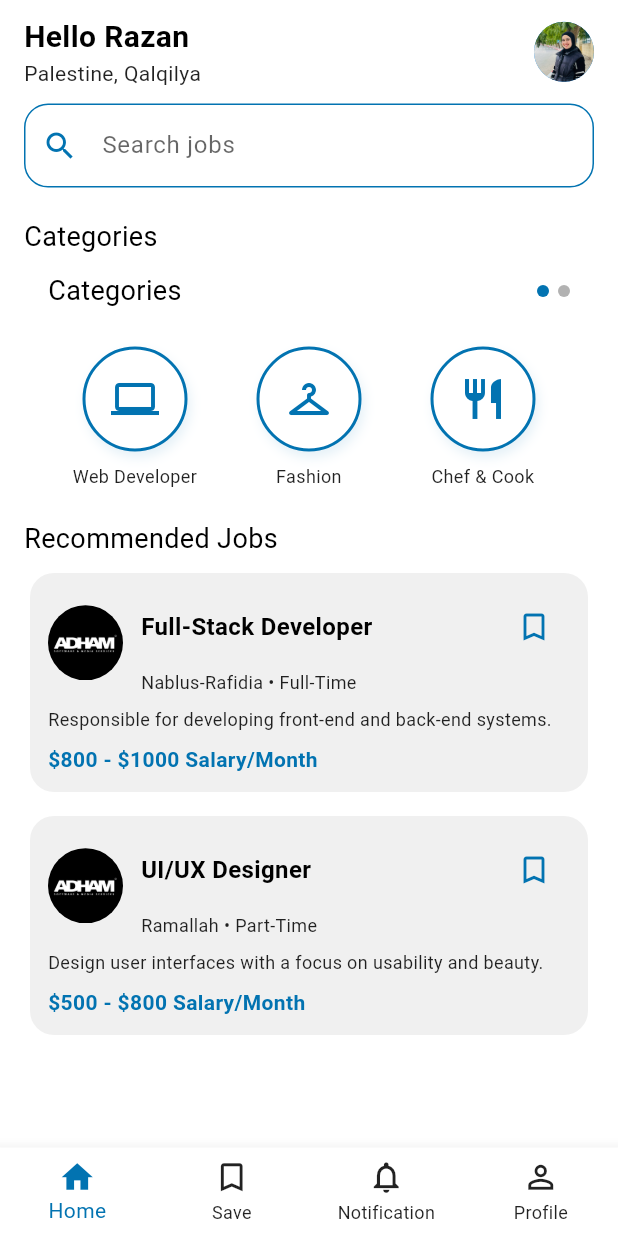
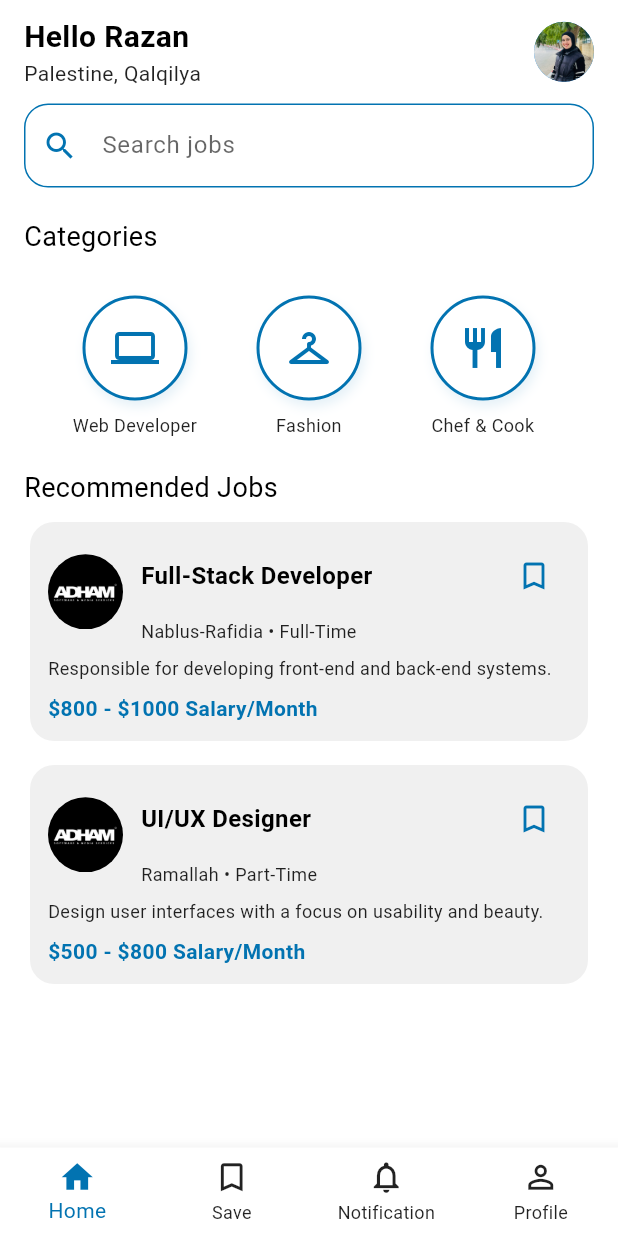
Before and after one commit to HidayaAwwad4/ojps_flutter, a Flutter app: the screen it shows after launch, on a phone screen of 412 x 824 dp. Run offline on Flutter 3.47's test engine with Material 3 defaults, Android fonts, the phone set to English and light mode, and no system bars.

Commit message:
Refactor Categories widget UI for improved layout

```diff
--- a/ojps_flutter/lib/widgets/categories_widget.dart
+++ b/ojps_flutter/lib/widgets/categories_widget.dart
@@ -29,47 +29,6 @@ class _CategoriesWidgetState extends State<CategoriesWidget> {
     return Column(
       crossAxisAlignment: CrossAxisAlignment.start,
       children: [
-        Padding(
-          padding: const EdgeInsets.symmetric(horizontal: 16.0),
-          child: Column(
-            crossAxisAlignment: CrossAxisAlignment.start,
-            children: [
-              Row(
-                mainAxisAlignment: MainAxisAlignment.spaceBetween,
-                children: [
-                  Text(
-                    'Categories',
-                    style: TextStyle(fontSize: 18, color: primaryTextColor),
-                  ),
-                  Row(
-                    children: List.generate(
-                      totalPages,
-                          (index) => GestureDetector(
-                        onTap: () {
-                          setState(() {
-                            currentPage = index;
-                          });
-                        },
-                        child: Container(
-                          width: 8,
-                          height: 8,
-                          margin: const EdgeInsets.only(left: 6),
-                          decoration: BoxDecoration(
-                            shape: BoxShape.circle,
-                            color: currentPage == index
-                                ? primaryColor
-                                : secondaryTextColor.withOpacity(0.3),
-                          ),
-                        ),
-                      ),
-                    ),
-                  ),
-                ],
-              ),
-              const SizedBox(height: 8),
-            ],
-          ),
-        ),
         const SizedBox(height: 16),
         Padding(
           padding: const EdgeInsets.symmetric(horizontal: 16.0),
```
